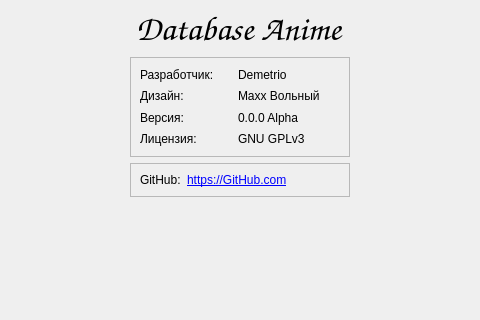
Before: the Qt Designer form mainwindow.ui in LibertaSoft/DatabaseAnime, drawn with Qt 5; both pictures show x 297 to 777 and y 266 to 586 of the 868 by 586 pixel window.
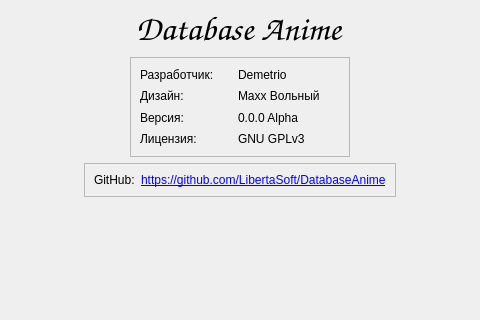
After: the same form once the commit is applied. Icons and pictures are not drawn.

Diff of the .ui file:
```diff
--- a/mainwindow.ui
+++ b/mainwindow.ui
@@ -323,7 +323,7 @@
              <item row="0" column="1">
               <widget class="QLabel" name="Lbl_VGitHub">
                <property name="text">
-                <string extracomment="Link to sire GitHub">&lt;a href=&quot;https://github.com&quot;&gt;https://GitHub.com&lt;/a&gt;</string>
+                <string extracomment="Link to sire GitHub">&lt;a href=&quot;https://github.com/LibertaSoft/DatabaseAnime&quot;&gt;https://github.com/LibertaSoft/DatabaseAnime&lt;/a&gt;</string>
                </property>
                <property name="openExternalLinks">
                 <bool>true</bool>
```
Left out of the diff: 24 changed lines with no effect on the pictures.
